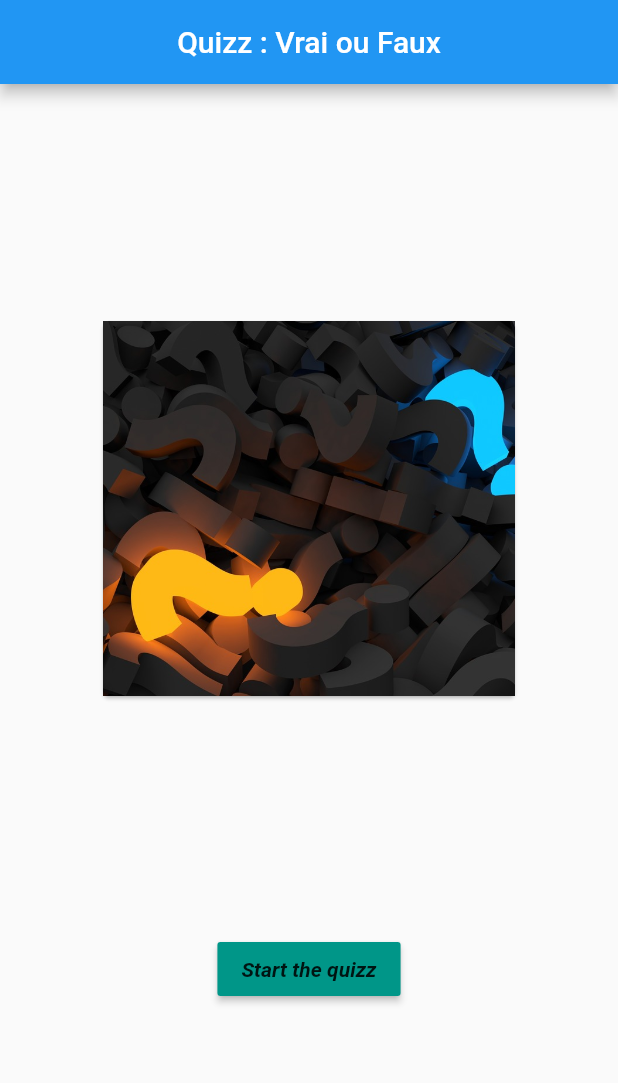
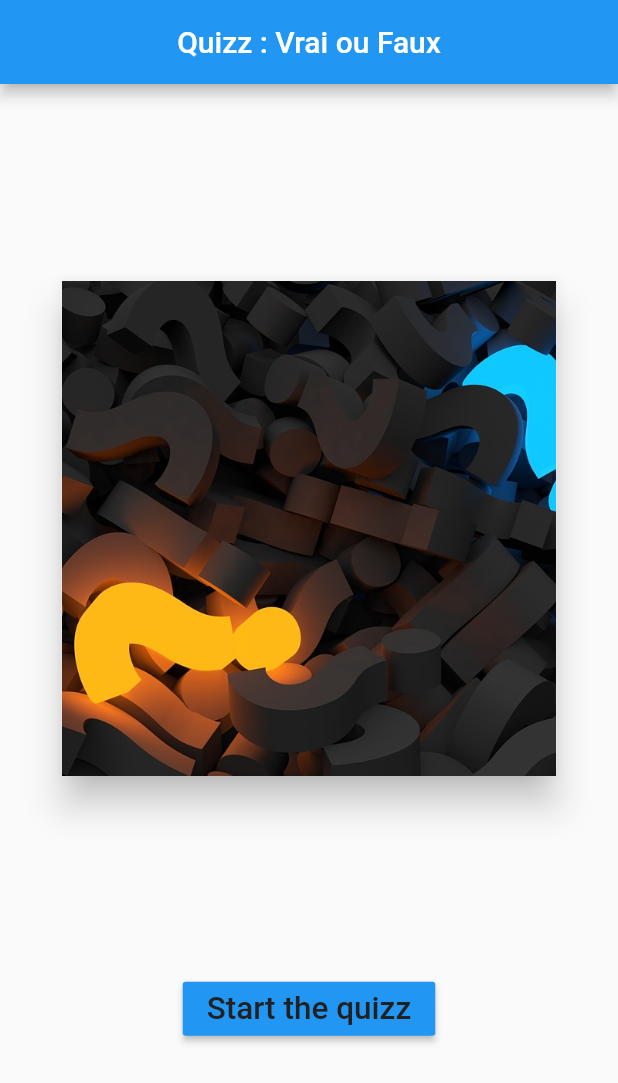
Before and after one commit to FlorianKogon/quizz_challenge, a Flutter app: the screen it shows after launch, on a phone screen of 412 x 824 dp. Shown: the top 1083 px of the screen. Run offline on Flutter 3.47's test engine with Material 2 defaults, Android fonts, the phone set to English and light mode, and no system bars.

Commit message:
"update"

```diff
--- a/lib/widgets/body.dart
+++ b/lib/widgets/body.dart
@@ -1,5 +1,6 @@
 import 'package:flutter/material.dart';
 import 'package:quizz_challenge/quizz.dart';
+import 'package:quizz_challenge/widgets/custom_text.dart';
 
 class Body extends StatefulWidget {
   @override
@@ -16,9 +17,10 @@ class _BodyState extends State<Body> {
         mainAxisAlignment: MainAxisAlignment.spaceEvenly,
         children: <Widget>[
           Card(
+            elevation: 10.0,
             child: Container(
-              width: MediaQuery.of(context).size.width / 1.5,
-              height: 250,
+              width: MediaQuery.of(context).size.width * 0.8,
+              height: MediaQuery.of(context).size.width * 0.8,
               child: Image.asset("assets/cover.jpg",
                 fit: BoxFit.cover,
               ),
@@ -26,17 +28,15 @@ class _BodyState extends State<Body> {
           ),
           RaisedButton(
             onPressed: toNewPage,
-            color: Colors.teal,
-            child: Text("Start the quizz",
-              style: TextStyle(
-                fontWeight: FontWeight.bold,
-                fontStyle: FontStyle.italic,
+            color: Colors.blue,
+            child: CustomText("Start the quizz",
+              factor: 1.5,
+              color: Colors.grey[900]
+                ),
               ),
-            ),
+            ],
           ),
-        ],
-      ),
-    );
+      );
   }
 
   void toNewPage() {
--- /dev/null
+++ b/lib/widgets/custom_text.dart
@@ -0,0 +1,11 @@
+import 'package:flutter/material.dart';
+
+class CustomText extends Text {
+
+  CustomText(String data, {color: Colors.black, textAlign: TextAlign.center, factor: 1.0}):
+      super(data,
+          textAlign: textAlign,
+          textScaleFactor: factor,
+          style: TextStyle(color: color)
+        );
+}
```
